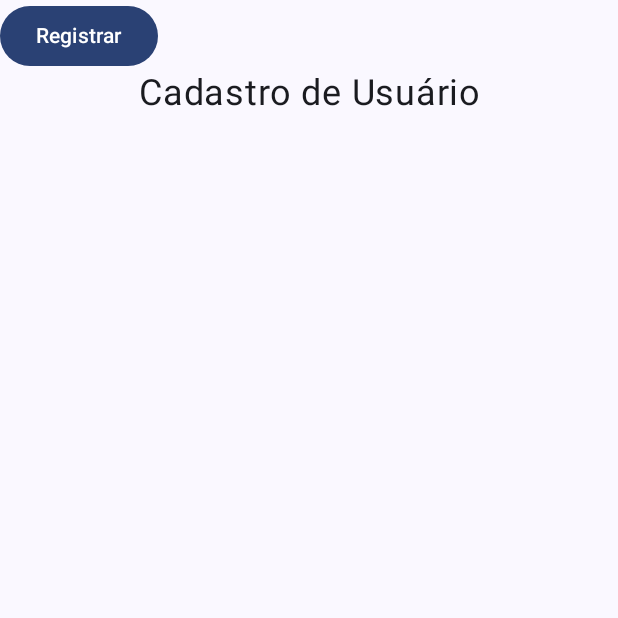
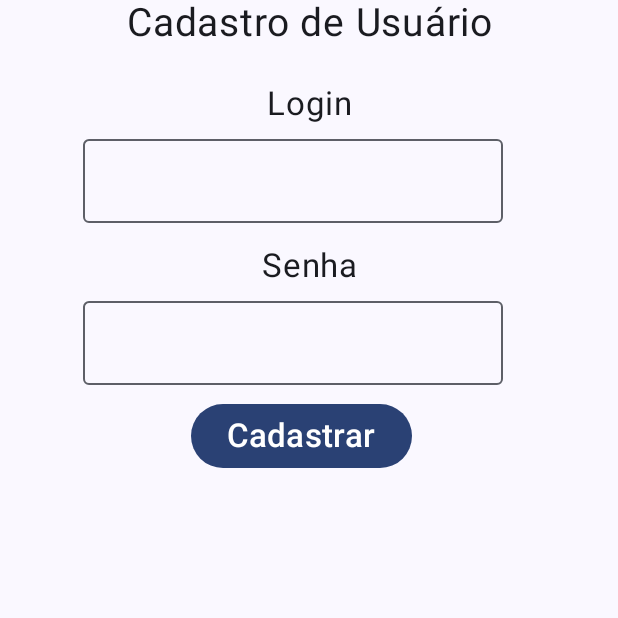
Before and after one commit to ArthurKJun/AppLoginBoaViagem, an Android app built with Jetpack Compose: the screen it shows after launch (MainActivity), after a tap on "Registrar novo Usuário", on a phone screen of 412 x 824 dp, the top half of it. Run offline under Robolectric (Android 15) with nearby library versions, the phone set to English and light mode, and no system bars; 1 other tap on this screen came first.

Commit message:
Iniciado a construção da tela de cadastro e a navegação de volta para o login

```diff
--- a/app/src/main/java/com/senac/boasviagens/screens/CadUsuario.kt
+++ b/app/src/main/java/com/senac/boasviagens/screens/CadUsuario.kt
@@ -2,33 +2,110 @@ package com.senac.boasviagens.screens
 
 
 import androidx.compose.foundation.layout.Column
+import androidx.compose.foundation.layout.Row
 import androidx.compose.foundation.layout.fillMaxSize
 import androidx.compose.foundation.layout.fillMaxWidth
+import androidx.compose.foundation.layout.padding
 import androidx.compose.material3.Button
+import androidx.compose.material3.OutlinedTextField
 import androidx.compose.material3.Text
 import androidx.compose.runtime.Composable
+import androidx.compose.ui.Alignment
 import androidx.compose.ui.Modifier
+import androidx.compose.ui.input.pointer.PointerIcon
+import androidx.compose.ui.input.pointer.pointerHoverIcon
+import androidx.compose.ui.layout.onGloballyPositioned
+import androidx.compose.ui.text.input.PasswordVisualTransformation
 import androidx.compose.ui.text.style.TextAlign
+import androidx.compose.ui.tooling.preview.Preview
+import androidx.compose.ui.unit.dp
 import androidx.compose.ui.unit.sp
 
 @Composable
-fun cadUsuario(onBack: ()->Unit){//retorno do botao para voltar a main
+fun cadUsuario(onBack: () -> Unit) {//retorno do botao para voltar a main
 
-    Column (
+    Column(
         modifier = Modifier
             .fillMaxSize()
-    ){
+    ) {
 
-        Button(onClick = { onBack() }) {
-            Text(text = "Registrar")
+        Row {
+            Text(
+                text = "Cadastro de Usuário",
+                textAlign = TextAlign.Center,
+                fontSize = 26.sp,
+                modifier = Modifier
+                    .fillMaxWidth()
+            )
         }
 
-        Text(
-            text = "Cadastro de Usuário",
-            textAlign = TextAlign.Center,
-            fontSize = 24.sp,
-            modifier = Modifier
-                .fillMaxWidth()
-        )
+        Row {
+            Text(
+                text = "Login",
+                fontSize = 22.sp,
+                textAlign = TextAlign.Center,
+                modifier = Modifier
+                    .padding(top = 25.dp)
+                    .fillMaxWidth()
+            )
+        }
+
+
+        Row(
+
+        ) {
+            OutlinedTextField(
+                value = "",
+                onValueChange = {},
+                modifier = Modifier
+                    .padding(start = 55.dp, top = 10.dp)
+            )
+        }
+
+        Row {
+            Text(
+                text = "Senha",
+                fontSize = 22.sp,
+                textAlign = TextAlign.Center,
+
+                modifier = Modifier
+                    .padding(top = 15.dp)
+                    .fillMaxWidth()
+            )
+        }
+
+
+        Row(
+
+        ) {
+            OutlinedTextField(
+                value = "",
+                onValueChange = {},
+                modifier = Modifier
+                    .padding(start = 55.dp, top = 10.dp)
+            )
+        }
+
+        Row {
+            Button(
+                onClick = { onBack() },
+                modifier = Modifier
+                    .padding(start = 127.dp, top = 10.dp)
+
+
+            ) {
+                Text(
+                    text = "Cadastrar",
+                    fontSize = 22.sp
+                )
+            }
+        }
+
     }
 }
+
+@Preview(showBackground = true)
+@Composable
+fun PreviewAbout() {
+    cadUsuario({})
+}
--- a/app/src/main/java/com/senac/boasviagens/screens/Login.kt
+++ b/app/src/main/java/com/senac/boasviagens/screens/Login.kt
@@ -161,7 +161,10 @@ fun telaLogin(onCadUsuario: ()->Unit) {
             }
 
             Button(
-                onClick = { onCadUsuario() }
+                onClick = { onCadUsuario() },
+                modifier = Modifier
+                    .fillMaxWidth()
+                    .padding(top = 10.dp)
             ) {
                 Text(text = "Registrar novo Usuário")
             }
```
